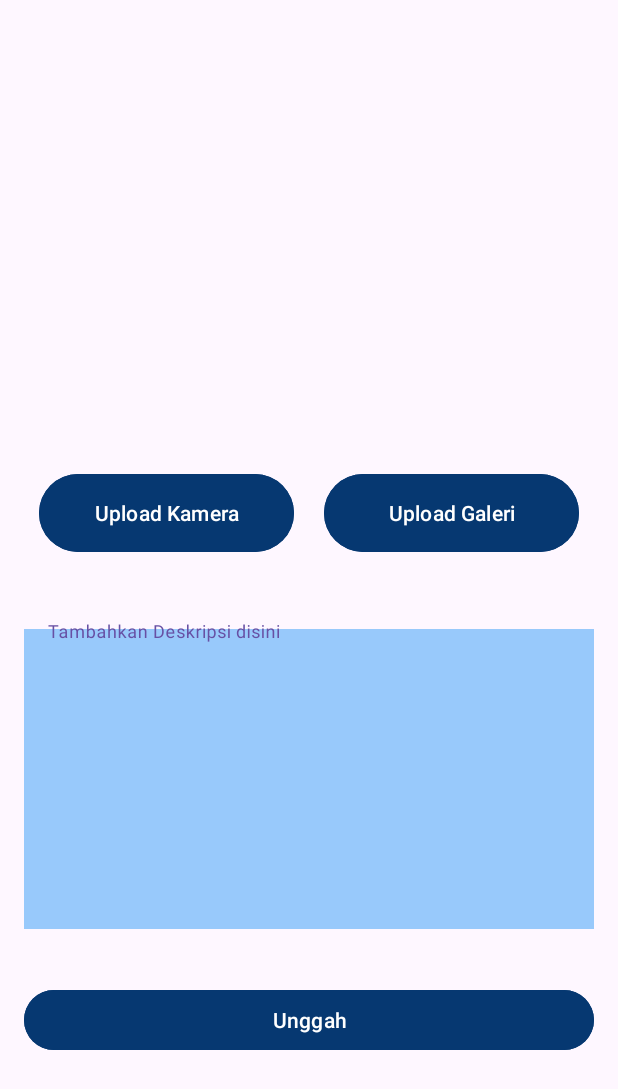
After one commit to atzulf/course_story, an Android app: the UploadActivity screen opened directly, with no data from a screen before it, on a phone screen of 412 x 824 dp. The commit adds this screen. Shown: the top 1089 px of the screen. Run offline under Robolectric (Android 15) with nearby library versions, the phone set to English and light mode, and no system bars; pictures from the network do not load.

Commit message:
add intent gallery and camera

```diff
--- a/app/build.gradle.kts
+++ b/app/build.gradle.kts
@@ -40,6 +40,7 @@ dependencies {
     implementation("androidx.appcompat:appcompat:1.6.1")
     implementation("com.google.android.material:material:1.9.0")
     implementation("androidx.constraintlayout:constraintlayout:2.1.4")
+    implementation("androidx.activity:activity:1.9.3")
     testImplementation("junit:junit:4.13.2")
     androidTestImplementation("androidx.test.ext:junit:1.1.5")
     androidTestImplementation("androidx.test.espresso:espresso-core:3.5.1")
--- a/app/src/main/java/com/submision/coursestory/data/UserRepository.kt
+++ b/app/src/main/java/com/submision/coursestory/data/repository/UserRepository.kt
@@ -1,9 +1,7 @@
-package com.submision.coursestory.data
+package com.submision.coursestory.data.repository
 
 import android.util.Log
-import com.google.gson.Gson
 import com.submision.coursestory.data.api.ApiService
-import com.submision.coursestory.data.pref.UserModel
 import com.submision.coursestory.data.pref.UserPreference
 import com.submision.coursestory.data.response.AllStoriesResponse
 import com.submision.coursestory.data.response.LoginResponse
--- a/app/src/main/java/com/submision/coursestory/data/Result.kt
+++ b/app/src/main/java/com/submision/coursestory/data/result/Result.kt
@@ -1,4 +1,4 @@
-package com.submision.coursestory.data
+package com.submision.coursestory.data.result
 
 sealed class Result<out T> {
     data class Success<out T>(val data: T) : Result<T>()
--- a/app/src/main/java/com/submision/coursestory/di/Injection.kt
+++ b/app/src/main/java/com/submision/coursestory/di/Injection.kt
@@ -1,7 +1,7 @@
 package com.submision.coursestory.di
 
 import android.content.Context
-import com.submision.coursestory.data.UserRepository
+import com.submision.coursestory.data.repository.UserRepository
 import com.submision.coursestory.data.api.ApiConfig
 import com.submision.coursestory.data.pref.UserPreference
 import com.submision.coursestory.data.pref.dataStore
--- a/app/src/main/java/com/submision/coursestory/view/ViewModelFactory.kt
+++ b/app/src/main/java/com/submision/coursestory/view/ViewModelFactory.kt
@@ -3,7 +3,7 @@ package com.submision.coursestory.view
 import android.content.Context
 import androidx.lifecycle.ViewModel
 import androidx.lifecycle.ViewModelProvider
-import com.submision.coursestory.data.UserRepository
+import com.submision.coursestory.data.repository.UserRepository
 import com.submision.coursestory.di.Injection
 import com.submision.coursestory.view.detail.DetailStoryViewModel
 import com.submision.coursestory.view.login.LoginViewModel
--- a/app/src/main/java/com/submision/coursestory/view/detail/DetailStoryViewModel.kt
+++ b/app/src/main/java/com/submision/coursestory/view/detail/DetailStoryViewModel.kt
@@ -4,7 +4,7 @@ import androidx.lifecycle.LiveData
 import androidx.lifecycle.MutableLiveData
 import androidx.lifecycle.ViewModel
 import androidx.lifecycle.viewModelScope
-import com.submision.coursestory.data.UserRepository
+import com.submision.coursestory.data.repository.UserRepository
 import com.submision.coursestory.data.response.Story
 import kotlinx.coroutines.launch
 
--- a/app/src/main/java/com/submision/coursestory/view/login/LoginViewModel.kt
+++ b/app/src/main/java/com/submision/coursestory/view/login/LoginViewModel.kt
@@ -2,8 +2,8 @@ package com.submision.coursestory.view.login
 
 import androidx.lifecycle.ViewModel
 import androidx.lifecycle.viewModelScope
-import com.submision.coursestory.data.UserRepository
-import com.submision.coursestory.data.Result
+import com.submision.coursestory.data.repository.UserRepository
+import com.submision.coursestory.data.result.Result
 import com.submision.coursestory.data.pref.UserModel
 import kotlinx.coroutines.flow.MutableStateFlow
 import kotlinx.coroutines.flow.StateFlow
--- a/app/src/main/java/com/submision/coursestory/view/main/MainViewModel.kt
+++ b/app/src/main/java/com/submision/coursestory/view/main/MainViewModel.kt
@@ -5,7 +5,7 @@ import androidx.lifecycle.MutableLiveData
 import androidx.lifecycle.ViewModel
 import androidx.lifecycle.asLiveData
 import androidx.lifecycle.viewModelScope
-import com.submision.coursestory.data.UserRepository
+import com.submision.coursestory.data.repository.UserRepository
 import com.submision.coursestory.data.response.ListStoryItem
 import kotlinx.coroutines.launch
 
--- a/app/src/main/java/com/submision/coursestory/view/signup/SignUpViewModel.kt
+++ b/app/src/main/java/com/submision/coursestory/view/signup/SignUpViewModel.kt
@@ -2,8 +2,8 @@ package com.submision.coursestory.view.signup
 
 import androidx.lifecycle.ViewModel
 import androidx.lifecycle.viewModelScope
-import com.submision.coursestory.data.Result
-import com.submision.coursestory.data.UserRepository
+import com.submision.coursestory.data.result.Result
+import com.submision.coursestory.data.repository.UserRepository
 import com.submision.coursestory.data.response.RegisterResponse
 import kotlinx.coroutines.flow.MutableStateFlow
 import kotlinx.coroutines.flow.StateFlow
--- /dev/null
+++ b/app/src/main/java/com/submision/coursestory/view/upload/UploadActivity.kt
@@ -0,0 +1,82 @@
+package com.submision.coursestory.view.upload
+
+import android.net.Uri
+import android.os.Bundle
+import android.util.Log
+import android.view.View
+import android.view.animation.AlphaAnimation
+import android.widget.Toast
+import androidx.activity.result.PickVisualMediaRequest
+import androidx.activity.result.contract.ActivityResultContracts
+import androidx.appcompat.app.AppCompatActivity
+import androidx.core.view.ViewCompat
+import androidx.core.view.WindowInsetsCompat
+import com.submision.coursestory.R
+import com.submision.coursestory.data.utils.getImageUri
+import com.submision.coursestory.databinding.ActivityUploadBinding
+import java.io.File
+
+class UploadActivity : AppCompatActivity() {
+    private lateinit var binding: ActivityUploadBinding
+    private var currentImageUri: Uri? = null
+
+    override fun onCreate(savedInstanceState: Bundle?) {
+        super.onCreate(savedInstanceState)
+        binding = ActivityUploadBinding.inflate(layoutInflater)
+        setContentView(binding.root)
+        binding.btnGallery.setOnClickListener { startGallery() }
+        binding.btnCamera.setOnClickListener { startCamera() }
+
+    }
+
+    private fun startGallery() {
+        launcherGallery.launch(PickVisualMediaRequest(ActivityResultContracts.PickVisualMedia.ImageOnly))
+    }
+
+    private val launcherGallery = registerForActivityResult(
+        ActivityResultContracts.PickVisualMedia()
+    ) { uri: Uri? ->
+        if (uri != null) {
+            currentImageUri = uri
+            binding.ivPreview.setImageURI(uri)
+        } else {
+            Log.d("Photo Picker", "No media selected")
+        }
+    }
+
+    private fun startCamera() {
+        currentImageUri = getImageUri(this)
+        cameraLaunch.launch(currentImageUri!!)
+    }
+
+    private val cameraLaunch = registerForActivityResult(ActivityResultContracts.TakePicture()) { success ->
+        if (success) {
+            showImage()
+        }else{
+            currentImageUri = null
+        }
+    }
+
+    fun showImage(){
+        currentImageUri?.let {
+            Log.d("Image URI", "showImage: $it")
+            binding.ivPreview.setImageURI(it)
+        }
+    }
+    private fun showLoading(loading: Boolean) {
+        val animation = if (loading) {
+            AlphaAnimation(0f, 1f).apply {
+                duration = 300
+            }
+        } else {
+            AlphaAnimation(1f, 0f).apply {
+                duration = 300
+            }
+        }
+        binding.progressBar.startAnimation(animation)
+        binding.progressBar.visibility = if (loading) View.VISIBLE else View.GONE
+    }
+    private fun showToast(message: String) {
+        Toast.makeText(this, message, Toast.LENGTH_SHORT).show()
+    }
+}
--- a/app/src/main/res/layout/activity_main.xml
+++ b/app/src/main/res/layout/activity_main.xml
@@ -12,7 +12,7 @@
         android:layout_height="?attr/actionBarSize"
         android:background="@color/navy"
         app:menu="@menu/menu"
-        app:title="Story App"
+        app:title="Course Story"
         app:titleTextColor="@android:color/white"
         tools:ignore="MissingConstraints"
         tools:layout_editor_absoluteX="0dp"
--- /dev/null
+++ b/app/src/main/res/layout/activity_upload.xml
@@ -0,0 +1,125 @@
+<?xml version="1.0" encoding="utf-8"?>
+<androidx.constraintlayout.widget.ConstraintLayout xmlns:android="http://schemas.android.com/apk/res/android"
+    xmlns:app="http://schemas.android.com/apk/res-auto"
+    xmlns:tools="http://schemas.android.com/tools"
+    android:id="@+id/main"
+    android:layout_width="match_parent"
+    android:layout_height="match_parent"
+    tools:context=".view.upload.UploadActivity">
+
+    <com.google.android.material.appbar.AppBarLayout
+        android:id="@+id/appBarLayout2"
+        android:layout_width="match_parent"
+        android:layout_height="wrap_content"
+        android:theme="@style/ThemeOverlay.AppCompat.Dark.ActionBar"
+        app:layout_constraintTop_toTopOf="parent">
+    </com.google.android.material.appbar.AppBarLayout>
+
+    <ScrollView
+        android:layout_width="match_parent"
+        android:layout_height="0dp"
+        app:layout_constraintTop_toBottomOf="@id/appBarLayout2"
+        app:layout_constraintBottom_toBottomOf="parent">
+
+        <androidx.constraintlayout.widget.ConstraintLayout
+            android:layout_width="match_parent"
+            android:layout_height="wrap_content">
+
+            <ImageView
+                android:id="@+id/iv_preview"
+                android:layout_width="353dp"
+                android:layout_height="258dp"
+                android:layout_margin="24dp"
+                android:contentDescription="@string/imagedetail"
+                android:scaleType="centerCrop"
+                app:layout_constraintDimensionRatio="16:9"
+                app:layout_constraintEnd_toEndOf="parent"
+                app:layout_constraintStart_toStartOf="parent"
+                app:layout_constraintTop_toTopOf="parent" />
+
+            <LinearLayout
+                android:id="@+id/linearLayout"
+                style="?android:attr/buttonBarStyle"
+                android:layout_width="match_parent"
+                android:layout_height="wrap_content"
+                android:layout_marginStart="16dp"
+                android:layout_marginTop="20dp"
+                android:layout_marginEnd="16dp"
+                android:orientation="horizontal"
+                app:layout_constraintEnd_toEndOf="parent"
+                app:layout_constraintStart_toStartOf="parent"
+                app:layout_constraintTop_toBottomOf="@id/iv_preview">
+
+                <Button
+                    android:id="@+id/btnCamera"
+                    style="?android:attr/buttonBarButtonStyle"
+                    android:layout_width="0dp"
+                    android:layout_height="60dp"
+                    android:layout_margin="10dp"
+                    android:layout_weight="1"
+                    android:backgroundTint="@color/navy"
+                    android:text="@string/camera"
+                    android:textColor="@color/white" />
+
+                <Button
+                    android:id="@+id/btnGallery"
+                    style="?android:attr/buttonBarButtonStyle"
+                    android:layout_width="0dp"
+                    android:layout_height="60dp"
+                    android:layout_margin="10dp"
+                    android:layout_weight="1"
+                    android:backgroundTint="@color/navy"
+                    android:text="@string/gallery"
+                    android:textColor="@color/white" />
+            </LinearLayout>
+
+            <com.google.android.material.textfield.TextInputLayout
+                android:id="@+id/textInputLayout"
+                android:layout_width="match_parent"
+                android:layout_height="wrap_content"
+                android:layout_marginStart="16dp"
+                android:layout_marginTop="32dp"
+                android:layout_marginEnd="16dp"
+                app:errorEnabled="true"
+                app:layout_constraintEnd_toEndOf="parent"
+                app:layout_constraintStart_toStartOf="parent"
+                app:layout_constraintTop_toBottomOf="@id/linearLayout">
+
+                <com.google.android.material.textfield.TextInputEditText
+                    android:id="@+id/ed_add_description"
+                    android:layout_width="match_parent"
+                    android:layout_height="200dp"
+                    android:background="@color/light_blue"
+                    android:gravity="top"
+                    android:hint="@string/description" />
+            </com.google.android.material.textfield.TextInputLayout>
+
+            <Button
+                android:id="@+id/button_add"
+                android:layout_width="match_parent"
+                android:layout_height="wrap_content"
+                android:layout_marginStart="16dp"
+                android:layout_marginTop="16dp"
+                android:layout_marginEnd="16dp"
+                android:layout_marginBottom="16dp"
+                android:text="@string/upload"
+                android:backgroundTint="@color/navy"
+                app:layout_constraintBottom_toBottomOf="parent"
+                app:layout_constraintEnd_toEndOf="parent"
+                app:layout_constraintStart_toStartOf="parent"
+                app:layout_constraintTop_toBottomOf="@id/textInputLayout" />
+
+            <ProgressBar
+                android:id="@+id/progressBar"
+                style="?android:attr/progressBarStyle"
+                android:layout_width="wrap_content"
+                android:layout_height="wrap_content"
+                android:visibility="gone"
+                app:layout_constraintBottom_toBottomOf="parent"
+                app:layout_constraintEnd_toEndOf="parent"
+                app:layout_constraintStart_toStartOf="parent"
+                app:layout_constraintTop_toTopOf="parent" />
+        </androidx.constraintlayout.widget.ConstraintLayout>
+    </ScrollView>
+
+</androidx.constraintlayout.widget.ConstraintLayout>
--- a/app/src/main/res/values/colors.xml
+++ b/app/src/main/res/values/colors.xml
@@ -5,5 +5,6 @@
     <color name="white">#FFFFFFFF</color>
     <color name="blue">#234BC7</color>
     <color name="navy">#063871</color>
+    <color name="light_blue">#98C9FB</color>
 
 </resources>
--- a/app/src/main/res/values/strings.xml
+++ b/app/src/main/res/values/strings.xml
@@ -18,5 +18,9 @@
     <string name="name_error">isikan nama dengan benar</string>
     <string name="add_icon">add\n</string>
     <string name="title_description">deskripsi</string>
-    <string name="imagedetail">deskipsi foto</string>
+    <string name="imagedetail">foto</string>
+    <string name="camera">Upload Kamera</string>
+    <string name="gallery">Upload Galeri</string>
+    <string name="description">Tambahkan Deskripsi disini</string>
+    <string name="upload">Unggah</string>
 </resources>
```
Also changed, not shown: app/src/main/AndroidManifest.xml (+13 -1 lines), app/src/main/java/com/submision/coursestory/data/utils/Utils.kt (added, +107 -0 lines), app/src/main/java/com/submision/coursestory/view/login/LoginActivity.kt (+4 -3 lines), app/src/main/java/com/submision/coursestory/view/main/MainActivity.kt (+11 -0 lines), app/src/main/java/com/submision/coursestory/view/signup/SignupActivity.kt (+4 -3 lines).
